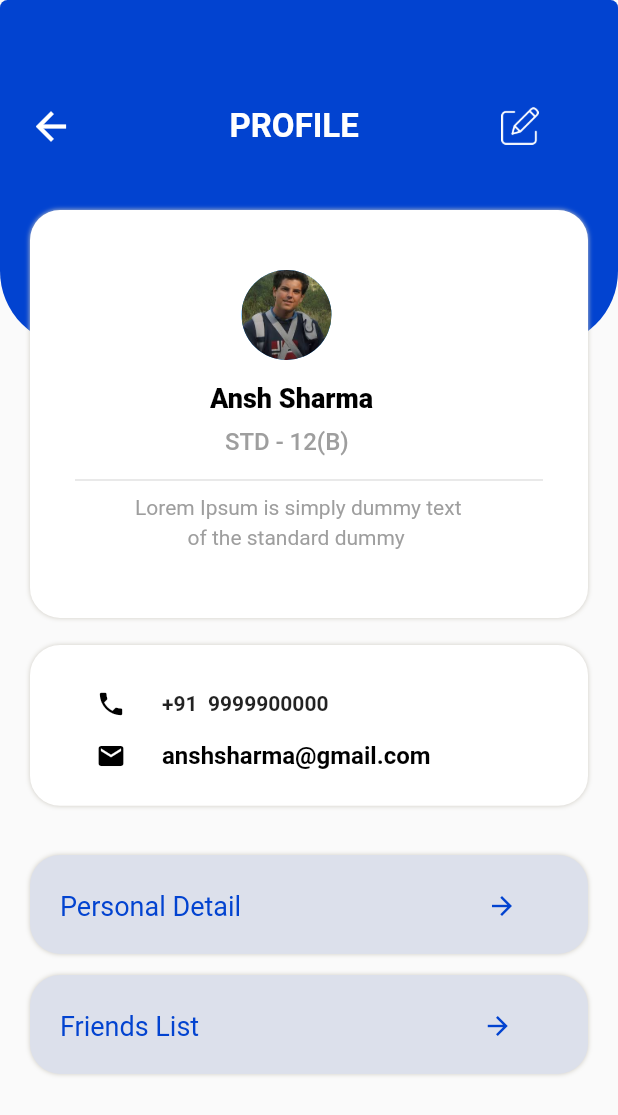
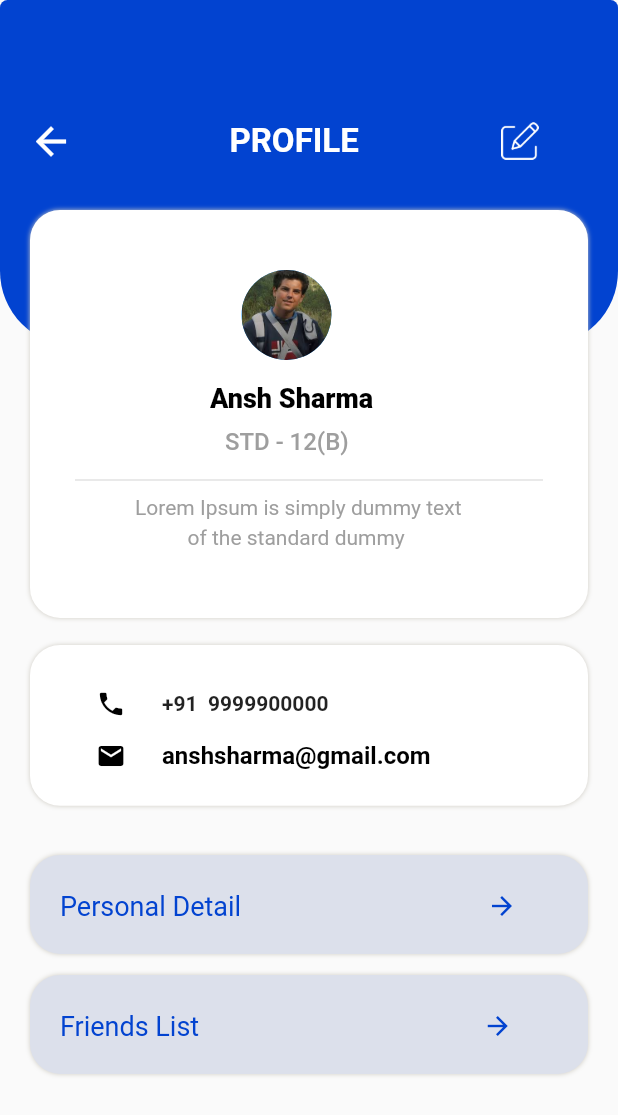
Before and after one commit to ArathiHaridas/Shehack_2.0_Wo-Coders, a Flutter app: the Profile screen opened directly, on a phone screen of 412 x 824 dp. Shown: the top 1115 px of the screen. Run offline on Flutter 3.47's test engine with Material 2 defaults, Android fonts, the phone set to English and light mode, and no system bars.

Commit message:
seventh commit

```diff
--- a/lib/profile.dart
+++ b/lib/profile.dart
@@ -30,7 +30,7 @@ class _ProfileState extends State<Profile> {
                     bottomLeft: Radius.circular(50.0)),
                 color: Color(0xff0243d0),
               ),
-              padding: const EdgeInsets.fromLTRB(10, 60, 0, 0),
+              padding: const EdgeInsets.fromLTRB(10, 70, 0, 0),
               child: Column(
                 children: [
                   Row(
```
Also changed, not shown: 1 other file.
